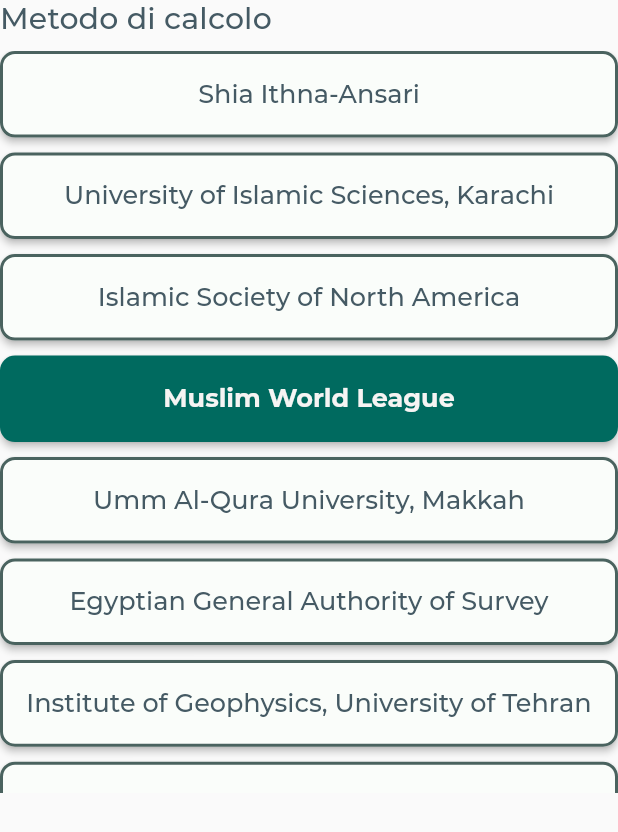
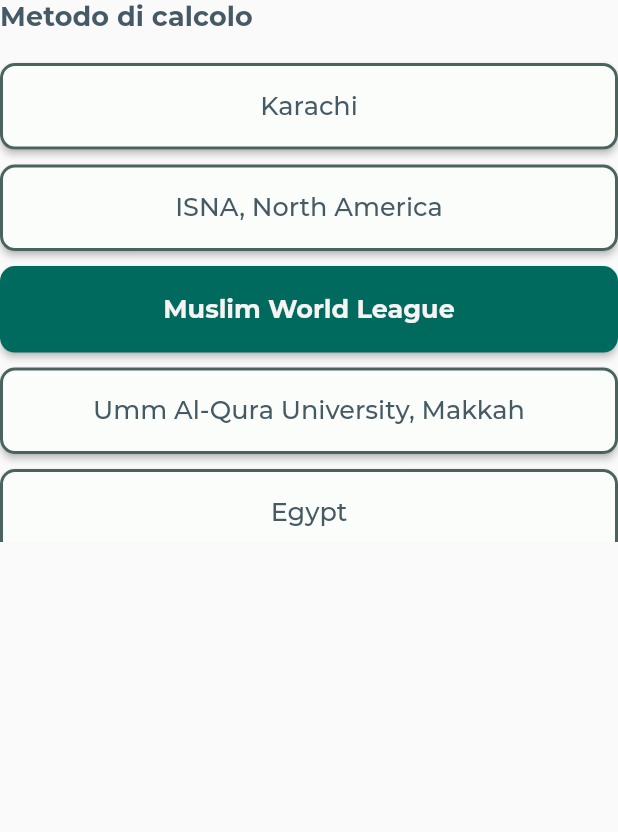
Before and after one commit to om4rr4mo/X_UPray, a Flutter app: the MethodSetting widget shown alone on an empty page, opened directly, on a phone screen of 412 x 824 dp. Shown: the top 832 px of the screen. Run offline on Flutter 3.47's test engine with Material 2 defaults, Android fonts, the phone set to English and light mode, and no system bars; our stand-ins replace after_layout, auto_size_text, firebase_auth, firebase_core, flare_flutter, flutter_compass and 13 more; accounts and stored records are empty; network calls fail; project files that could hold a hidden picture were left out.

Commit message:
[mo][fixed] setting page cmopleted

```diff
--- a/lib/components/settings/method_settings.dart
+++ b/lib/components/settings/method_settings.dart
@@ -11,20 +11,20 @@
 
 class _MethodSettingState extends State<MethodSetting> {
   List<String> methodList = <String>[];
-  String ansari = 'Shia Ithna-Ansari';
-  String karachi = 'University of Islamic Sciences, Karachi';
-  String america = 'Islamic Society of North America';
+  //String ansari = 'Shia Ithna-Ansari';
+  String karachi = 'Karachi';
+  String america = 'ISNA, North America';
   String worldLeague = 'Muslim World League';
   String makkah = 'Umm Al-Qura University, Makkah';
-  String egyptian = 'Egyptian General Authority of Survey';
-  String tehran = 'Institute of Geophysics, University of Tehran';
-  String gulf = 'Gulf Region';
+  String egyptian = 'Egypt';
+  //String tehran = 'Institute of Geophysics, University of Tehran';
+  //String gulf = 'Gulf Region';
   String kuwait = 'Kuwait';
   String qatar = 'Qatar';
   String singapura = 'Majlis Ugama Islam Singapura';
-  String france = 'Union Organization islamic de France';
+  String france = 'UOIF, France';
   String turkey = ' Diyanet İşleri Başkanlığı, Turkey';
-  String worldwide = 'Moonsighting Committee Worldwide';
+  String worldwide = 'Moonsighting Committee';
 
   @override
   void initState() {
@@ -35,7 +35,7 @@
 
     switch (method) {
       case 0:
-        methodList.add(ansari);
+        //methodList.add(ansari);
         break;
       case 1:
         methodList.add(karachi);
@@ -53,10 +53,10 @@
         methodList.add(egyptian);
         break;
       case 7:
-        methodList.add(tehran);
+        //methodList.add(tehran);
         break;
       case 8:
-        methodList.add(gulf);
+        //methodList.add(gulf);
         break;
       case 9:
         methodList.add(kuwait);
@@ -96,34 +96,34 @@
           height: 10,
         ),
         Container(
-          height: MediaQuery.of(context).size.height * 0.60,
+          height: MediaQuery.of(context).size.height * 0.40,
           child: ListView(
             scrollDirection: Axis.vertical,
             children: [
-              Container(
-                height: MediaQuery.of(context).size.height * 0.07,
-                child: ElevatedButton(
-                  style:
-                      toggleButtonStyle(context, methodList.contains(ansari)),
-                  onPressed: () {
-                    methodList = <String>[];
-                    methodList.add(ansari);
-
-                    setState(() {
-                      method = 0;
-
-                      prayerProvider.getTimings(
-                          DateFormat('dd-MM-y').format(currentDate));
-                    });
-                  },
-                  child: Center(
-                      child: Text(
-                    ansari,
-                    style: toggleTextStyle(context,
-                        Theme.of(context).textTheme.button!, method == 0),
-                  )),
-                ),
-              ),
+              //Container(
+              //  height: MediaQuery.of(context).size.height * 0.07,
+              //  child: ElevatedButton(
+              //    style:
+              //        toggleButtonStyle(context, methodList.contains(ansari)),
+              //    onPressed: () {
+              //      methodList = <String>[];
+              //      methodList.add(ansari);
+//
+              //      setState(() {
+              //        method = 0;
+//
+              //        prayerProvider.getTimings(
+              //            DateFormat('dd-MM-y').format(currentDate));
+              //      });
+              //    },
+              //    child: Center(
+              //        child: Text(
+              //      ansari,
+              //      style: toggleTextStyle(context,
+              //          Theme.of(context).textTheme.button!, method == 0),
+              //    )),
+              //  ),
+              //),
               SizedBox(
                 height: 10,
               ),
@@ -262,59 +262,59 @@
               SizedBox(
                 height: 10,
               ),
-              Container(
-                height: MediaQuery.of(context).size.height * 0.07,
-                child: ElevatedButton(
-                  style:
-                      toggleButtonStyle(context, methodList.contains(tehran)),
-                  onPressed: () {
-                    methodList = <String>[];
-                    methodList.add(tehran);
-
-                    setState(() {
-                      method = 7;
-
-                      prayerProvider.getTimings(
-                          DateFormat('dd-MM-y').format(currentDate));
-                    });
-                  },
-                  child: Center(
-                      child: Text(
-                    tehran,
-                    style: toggleTextStyle(context,
-                        Theme.of(context).textTheme.button!, method == 7),
-                  )),
-                ),
-              ),
-              SizedBox(
-                height: 10,
-              ),
-              Container(
-                height: MediaQuery.of(context).size.height * 0.07,
-                child: ElevatedButton(
-                  style: toggleButtonStyle(context, methodList.contains(gulf)),
-                  onPressed: () {
-                    methodList = <String>[];
-                    methodList.add(gulf);
-
-                    setState(() {
-                      method = 8;
-
-                      prayerProvider.getTimings(
-                          DateFormat('dd-MM-y').format(currentDate));
-                    });
-                  },
-                  child: Center(
-                      child: Text(
-                    gulf,
-                    style: toggleTextStyle(context,
-                        Theme.of(context).textTheme.button!, method == 8),
-                  )),
-                ),
-              ),
-              SizedBox(
-                height: 10,
-              ),
+              //Container(
+              //  height: MediaQuery.of(context).size.height * 0.07,
+              //  child: ElevatedButton(
+              //    style:
+              //        toggleButtonStyle(context, methodList.contains(tehran)),
+              //    onPressed: () {
+              //      methodList = <String>[];
+              //      methodList.add(tehran);
+//
+              //      setState(() {
+              //        method = 7;
+//
+              //        prayerProvider.getTimings(
+              //            DateFormat('dd-MM-y').format(currentDate));
+              //      });
+              //    },
+              //    child: Center(
+              //        child: Text(
+              //      tehran,
+              //      style: toggleTextStyle(context,
+              //          Theme.of(context).textTheme.button!, method == 7),
+              //    )),
+              //  ),
+              //),
+              //SizedBox(
+              //  height: 10,
+              //),
+              //Container(
+              //  height: MediaQuery.of(context).size.height * 0.07,
+              //  child: ElevatedButton(
+              //    style: toggleButtonStyle(context, methodList.contains(gulf)),
+              //    onPressed: () {
+              //      methodList = <String>[];
+              //      methodList.add(gulf);
+//
+              //      setState(() {
+              //        method = 8;
+//
+              //        prayerProvider.getTimings(
+              //            DateFormat('dd-MM-y').format(currentDate));
+              //      });
+              //    },
+              //    child: Center(
+              //        child: Text(
+              //      gulf,
+              //      style: toggleTextStyle(context,
+              //          Theme.of(context).textTheme.button!, method == 8),
+              //    )),
+              //  ),
+              //),
+              //SizedBox(
+              //  height: 10,
+              //),
               Container(
                 height: MediaQuery.of(context).size.height * 0.07,
                 child: ElevatedButton(
--- a/lib/pages/prayers_page.dart
+++ b/lib/pages/prayers_page.dart
@@ -117,7 +117,7 @@
               ),
             );
           } else {
-            return Center(child: LoadingPage());
+            return Center(child: Container(height: 0,width: 0,));
           }
         });
   }
--- a/lib/providers/theme_provider.dart
+++ b/lib/providers/theme_provider.dart
@@ -108,7 +108,7 @@
       overline: TextStyle(
           color: Color(0xFFF6F4F3), fontSize: 11, fontWeight: FontWeight.w400),
       subtitle2: TextStyle(
-          color: Color(0xFFF6F4F3), fontSize: 20, fontWeight: FontWeight.w500),
+          color: Color(0xFFF6F4F3), fontSize: 18, fontWeight: FontWeight.bold),
       button: TextStyle(color: Color(0xFFF6F4F3), fontSize: 17),
     ),
   );
@@ -142,9 +142,9 @@
       headline5: TextStyle(color: Color(0xFF455A64)),
       headline6: TextStyle(color: Color(0xFF455A64)),
       overline: TextStyle(
-          color: Color(0xFF455A64), fontSize: 13, fontWeight: FontWeight.w400),
+          color: Color(0xFF455A64), fontSize: 11, fontWeight: FontWeight.w400),
       subtitle2: TextStyle(
-          color: Color(0xFF455A64), fontSize: 20, fontWeight: FontWeight.w500),
+          color: Color(0xFF455A64), fontSize: 18, fontWeight: FontWeight.bold),
       button: TextStyle(color: Color(0xFF455A64), fontSize: 17),
     ),
   );
```
Also changed, not shown: pubspec.lock.
